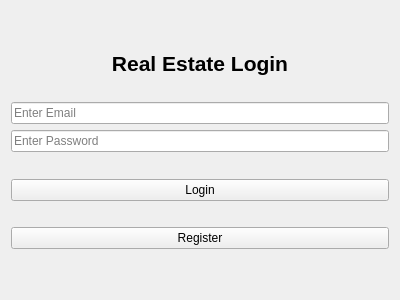
Above: Agency/View/loginView.ui from markodmaki123/RealEstateAgency before the change. Below: the same form after it.
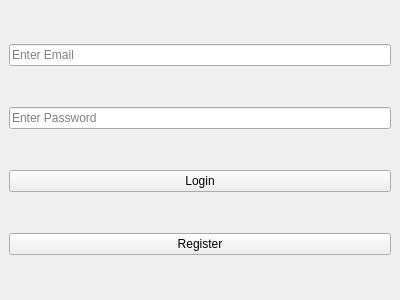
That is the form after the change.

Commit message: Fixed a bug during login.

What changed in the file:
```diff
--- a/Agency/View/loginView.ui
+++ b/Agency/View/loginView.ui
@@ -1,7 +1,7 @@
 <?xml version="1.0" encoding="UTF-8"?>
 <ui version="4.0">
  <class>LoginView</class>
- <widget class="QWidget" name="LoginView">
+ <widget class="QMainWindow" name="LoginView">
   <property name="geometry">
    <rect>
     <x>0</x>
@@ -13,50 +13,8 @@
   <property name="windowTitle">
    <string>Login</string>
   </property>
+  <widget class="QWidget" name="centralwidget">
   <layout class="QVBoxLayout" name="verticalLayout">
-   <item>
-    <spacer name="verticalSpacer_top">
-     <property name="orientation">
-      <enum>Qt::Vertical</enum>
-     </property>
-     <property name="sizeHint" stdset="0">
-      <size>
-       <width>20</width>
-       <height>40</height>
-      </size>
-     </property>
-    </spacer>
-   </item>
-   <item>
-    <widget class="QLabel" name="label_title">
-     <property name="text">
-      <string>Real Estate Login</string>
-     </property>
-     <property name="alignment">
-      <set>Qt::AlignCenter</set>
-     </property>
-     <property name="font">
-      <font>
-       <pointsize>16</pointsize>
-       <bold>true</bold>
-       <italic>false</italic>
-      </font>
-     </property>
-    </widget>
-   </item>
-   <item>
-    <spacer name="verticalSpacer_aboveFields">
-     <property name="orientation">
-      <enum>Qt::Vertical</enum>
-     </property>
-     <property name="sizeHint" stdset="0">
-      <size>
-       <width>20</width>
-       <height>20</height>
-      </size>
-     </property>
-    </spacer>
-   </item>
    <item>
     <widget class="QLineEdit" name="email_field">
      <property name="placeholderText">
@@ -74,19 +32,6 @@
      </property>
     </widget>
    </item>
-   <item>
-    <spacer name="verticalSpacer_belowFields">
-     <property name="orientation">
-      <enum>Qt::Vertical</enum>
-     </property>
-     <property name="sizeHint" stdset="0">
-      <size>
-       <width>20</width>
-       <height>20</height>
-      </size>
-     </property>
-    </spacer>
-   </item>
    <item>
     <widget class="QPushButton" name="login_button">
      <property name="text">
@@ -94,19 +39,6 @@
      </property>
     </widget>
    </item>
-   <item>
-    <spacer name="verticalSpacer_belowLoginButton">
-     <property name="orientation">
-      <enum>Qt::Vertical</enum>
-     </property>
-     <property name="sizeHint" stdset="0">
-      <size>
-       <width>20</width>
-       <height>10</height>
-      </size>
-     </property>
-    </spacer>
-   </item>
    <item>
     <widget class="QPushButton" name="register_button">
      <property name="text">
@@ -114,20 +46,8 @@
      </property>
     </widget>
    </item>
-   <item>
-    <spacer name="verticalSpacer_bottom">
-     <property name="orientation">
-      <enum>Qt::Vertical</enum>
-     </property>
-     <property name="sizeHint" stdset="0">
-      <size>
-       <width>20</width>
-       <height>40</height>
-      </size>
-     </property>
-    </spacer>
-   </item>
-  </layout>
+   </layout>
+  </widget>
  </widget>
  <resources/>
  <connections/>
```
Lines whose indentation alone changed are shown as unchanged. The commit also changes 2 other files.
